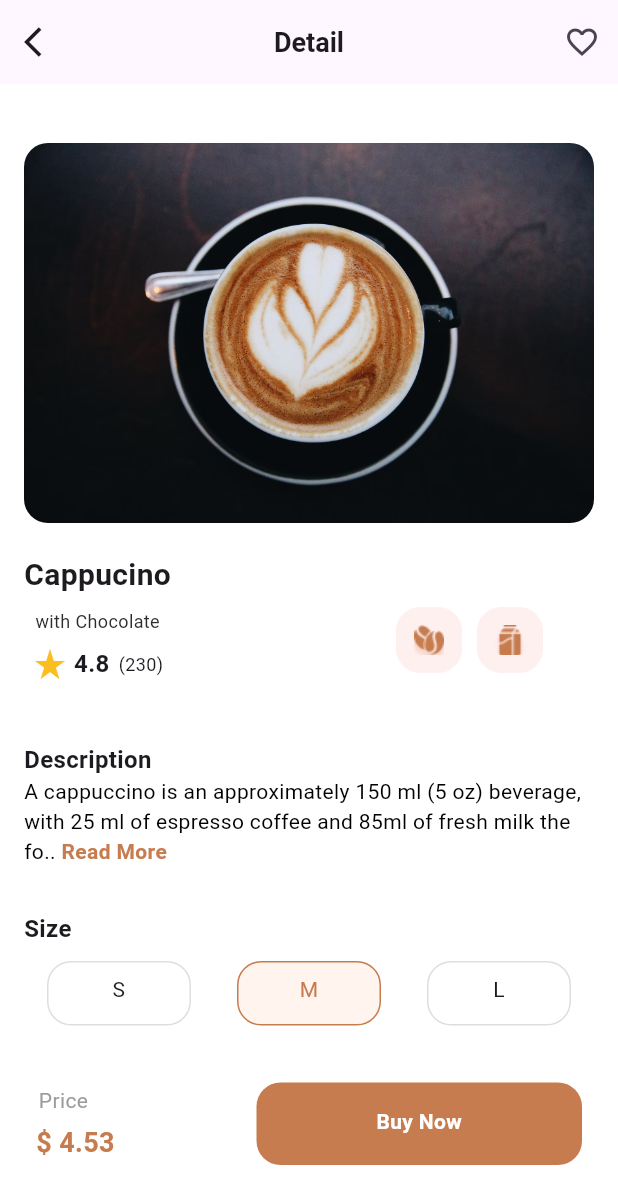
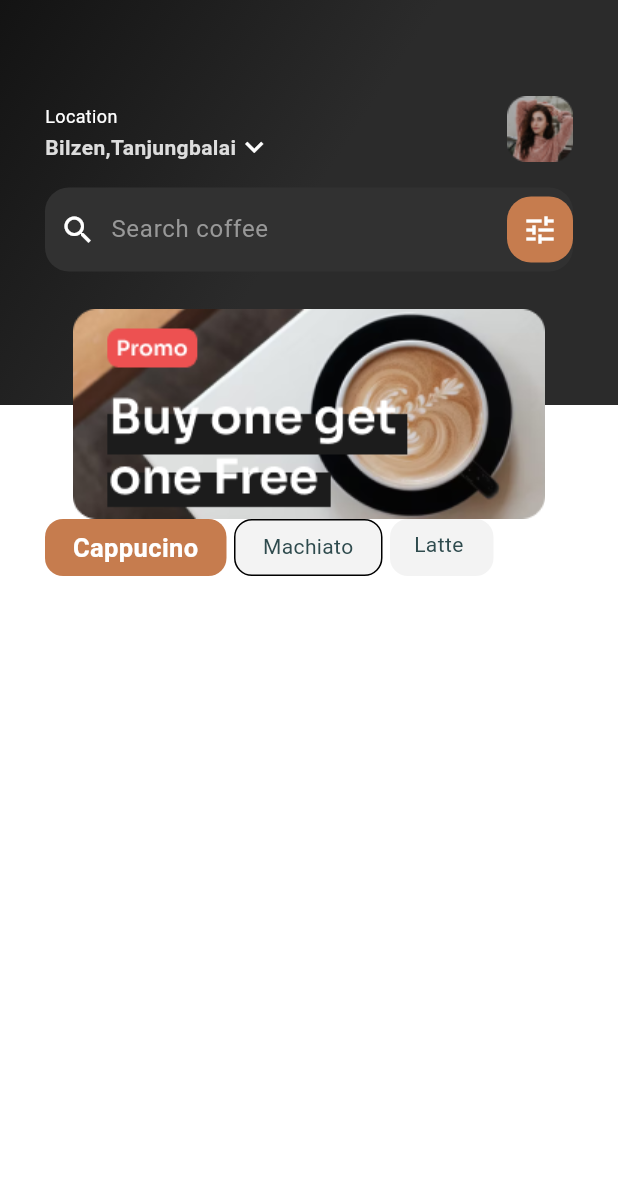
Before and after one commit to rawanabdulhayy/coffee_shop_app, a Flutter app: the screen it shows after launch, on a phone screen of 412 x 824 dp. Shown: the top 1204 px of the screen. Run offline on Flutter 3.47's test engine with Material 3 defaults, Android fonts, the phone set to English and light mode, and no system bars.

Commit message:
banner and what's beyond in home page done

```diff
--- a/lib/details_screen.dart
+++ b/lib/details_screen.dart
@@ -1,71 +1,3 @@
-// import 'package:flutter/material.dart';
-//
-// class DetailsScreen extends StatelessWidget {
-//   const DetailsScreen({super.key});
-//
-//   @override
-//   Widget build(BuildContext context) {
-//     return Scaffold(
-//       backgroundColor: Colors.white,
-//       appBar: AppBar(
-//         // leading: IconButton(onPressed: {}, icon: Icons.arrow_back_ios),
-//         leading: IconButton(onPressed: () {}, icon: Icon(Icons.arrow_back_ios)),
-//         title: Text(
-//           "Detail",
-//           style: TextStyle(fontWeight: FontWeight.w600, fontSize: 18),
-//         ),
-//         centerTitle: true,
-//         actions: [
-//           IconButton(
-//             onPressed: () {},
-//             icon: Icon(Icons.favorite_border_outlined),
-//           ),
-//         ],
-//       ),
-//       body: Padding(
-//         padding: const EdgeInsets.all(16.0),
-//         child: Column(
-//           crossAxisAlignment: CrossAxisAlignment.start,
-//           children: [
-//             ClipRRect(
-//               borderRadius: BorderRadius.circular(16),
-//               child: Image.asset("assets/cappucino.png"),
-//             ),
-//             SizedBox(height: 10),
-//             Text(
-//               ("Cappucino"),
-//               style: TextStyle(fontSize: 20, fontWeight: FontWeight.w600),
-//             ),
-//             Text(
-//               ("with Chocolate"),
-//               style: TextStyle(
-//                 fontSize: 12,
-//                 fontWeight: FontWeight.w400,
-//                 color: Color.fromRGBO(47, 45, 44, 1),
-//               ),
-//             ),
-//             Row(
-//               children: [
-//                 Icon(Icons.star_rate, color: Color.fromRGBO(251, 190, 33, 1)),
-//                 Text(
-//                   "4.8",
-//                   style: TextStyle(fontSize: 16, fontWeight: FontWeight.w600),
-//                 ),
-//                 Text(
-//                   "(230)",
-//                   style: TextStyle(fontSize: 12, fontWeight: FontWeight.w400),
-//                 ),
-//               ],
-//             ),
-//           ],
-//         ),
-//       ),
-//     );
-//   }
-// }
-//
-// //image.asset doesn't take a border radius so neeed to be wrapped under a container if so
-// //column >> padding >>column >> text to avoid applying so many paddings for every widhet in column, how does this worl?
 import 'package:flutter/gestures.dart';
 import 'package:flutter/material.dart';
 
@@ -77,49 +9,47 @@ class DetailsScreen extends StatelessWidget {
     return Scaffold(
       backgroundColor: Colors.white,
 
-      // === App Bar Configuration ===
+      // === APP BAR CONFIGURATION ===
       appBar: AppBar(
-        // 'leading' widget typically holds the back button or navigation drawer icon.
-        // Note: 'icon:' expects a widget, so we use Icon(...), not Icons.arrow_back_ios directly.
+        // 'leading' refers to the widget on the far left of the AppBar (usually a back button).
+        // We're using an IconButton with the back arrow icon (iOS-style), wrapped inside Icon(...).
         leading: IconButton(
           onPressed: () {
-            // Add navigation pop or custom back logic here.
+            // Add custom navigation logic here (e.g. Navigator.pop(context)).
           },
           icon: Icon(Icons.arrow_back_ios),
         ),
 
-        // Title of the app bar.
+        // The title displayed in the center of the AppBar.
         title: const Text(
           "Detail",
           style: TextStyle(fontWeight: FontWeight.w600, fontSize: 18),
         ),
-        centerTitle: true, // Center the title in the AppBar (iOS-style)
-        // Action buttons on the right side of the AppBar
+        centerTitle: true, // Aligns the title to the center — common on iOS.
+
+        // Right-side icon buttons (actions) in the AppBar.
         actions: [
           IconButton(
             onPressed: () {
-              // Handle favorite action here
+              // Action logic for when the favorite icon is tapped.
             },
             icon: Icon(Icons.favorite_border_outlined),
           ),
         ],
       ),
 
-      // === Body Section ===
+      // === BODY SECTION ===
       body: Padding(
-        // Rather than padding each child individually inside the Column,
-        // wrap the entire Column in a single Padding widget.
-        // This makes the layout cleaner and more maintainable.
+        // Adds consistent padding around the entire Column instead of padding each element separately.
         padding: const EdgeInsets.all(16.0),
 
         child: Column(
-          crossAxisAlignment:
-              CrossAxisAlignment.start, // Align children to the left
-          mainAxisAlignment: MainAxisAlignment.center,
+          crossAxisAlignment: CrossAxisAlignment.start, // Aligns children to the left side.
+          mainAxisAlignment: MainAxisAlignment.center, // Vertically centers the Column content (can be adjusted).
           children: [
-            // === Product Image with Border Radius ===
-            // Image.asset doesn't accept a borderRadius directly,
-            // so we wrap it with ClipRRect to apply rounded corners visually.
+            // === PRODUCT IMAGE WITH ROUNDED CORNERS ===
+            // Since Image.asset doesn’t support borderRadius directly,
+            // we wrap it in ClipRRect to apply rounded corners.
             Center(
               child: ClipRRect(
                 borderRadius: BorderRadius.circular(16),
@@ -127,12 +57,14 @@ class DetailsScreen extends StatelessWidget {
               ),
             ),
 
-            const SizedBox(height: 20), // Spacing between image and title
-            // === Product Title ===
+            const SizedBox(height: 20), // Adds vertical spacing after the image.
+
+            // === TITLE & DETAILS ROW ===
             Row(
               children: [
                 Column(
                   children: [
+                    // === PRODUCT NAME ===
                     const Text(
                       "Cappucino",
                       style: TextStyle(
@@ -140,9 +72,9 @@ class DetailsScreen extends StatelessWidget {
                         fontWeight: FontWeight.w600,
                       ),
                     ),
-                    const SizedBox(height: 8),
+                    const SizedBox(height: 8), // Spacing between title and subtitle.
 
-                    // === Subtitle (e.g. flavor or description) ===
+                    // === FLAVOR DESCRIPTION ===
                     const Text(
                       "with Chocolate",
                       style: TextStyle(
@@ -151,20 +83,14 @@ class DetailsScreen extends StatelessWidget {
                         color: Color.fromRGBO(47, 45, 44, 1),
                       ),
                     ),
-
                     const SizedBox(height: 8),
 
-                    // === Ratings Row ===
+                    // === STAR RATING WITH COUNT ===
                     Row(
                       children: const [
                         Icon(
                           Icons.star_rate,
-                          color: Color.fromRGBO(
-                            251,
-                            190,
-                            33,
-                            1,
-                          ), // Star gold color
+                          color: Color.fromRGBO(251, 190, 33, 1), // Yellow star color.
                         ),
                         SizedBox(width: 4),
                         Text(
@@ -186,7 +112,10 @@ class DetailsScreen extends StatelessWidget {
                     ),
                   ],
                 ),
-                SizedBox(width: 150,),
+
+                SizedBox(width: 150), // Spacing between title section and icon buttons on the right.
+
+                // === ICON BUTTONS (EXTRA FEATURES) ===
                 Column(
                   mainAxisAlignment: MainAxisAlignment.end,
                   children: [
@@ -194,6 +123,7 @@ class DetailsScreen extends StatelessWidget {
                       padding: const EdgeInsets.only(top: 30.0),
                       child: Row(
                         children: [
+                          // Icon 1 (e.g., customization icon)
                           Container(
                             width: 44,
                             height: 44,
@@ -203,7 +133,8 @@ class DetailsScreen extends StatelessWidget {
                             ),
                             child: Image.asset("assets/icon1.png"),
                           ),
-                          SizedBox(width: 10,),
+                          SizedBox(width: 10),
+                          // Icon 2 (e.g., ingredients icon)
                           Container(
                             width: 44,
                             height: 44,
@@ -222,24 +153,31 @@ class DetailsScreen extends StatelessWidget {
             ),
 
             SizedBox(height: 40),
-            Text("Description", style: TextStyle(fontSize: 16, fontWeight: FontWeight.w600),),
-            // Text(
-            //   "A cappuccino is an approximately 150 ml (5 oz) beverage, with 25 ml of espresso coffee and 85ml of fresh milk the fo.. Read More",
-            // ),
+
+            // === DESCRIPTION SECTION ===
+            Text(
+              "Description",
+              style: TextStyle(fontSize: 16, fontWeight: FontWeight.w600),
+            ),
+
+            // === DESCRIPTION TEXT WITH STYLED "READ MORE" ===
+            // Use Text.rich with TextSpan to allow mixed styles within the same paragraph.
             Text.rich(
               TextSpan(
-                text: 'A cappuccino is an approximately 150 ml (5 oz) beverage, with 25 ml of espresso coffee and 85ml of fresh milk the fo.. ',
-                style: TextStyle(color: Colors.black),
+                text:
+                'A cappuccino is an approximately 150 ml (5 oz) beverage, with 25 ml of espresso coffee and 85ml of fresh milk the fo.. ',
+                style: TextStyle(color: Colors.black), // Normal text style
                 children: [
                   TextSpan(
                     text: 'Read More',
                     style: TextStyle(
-                      color: Color.fromRGBO(198, 124, 78, 1),
+                      color: Color.fromRGBO(198, 124, 78, 1), // Highlight color
                       fontWeight: FontWeight.bold,
                     ),
-                    recognizer: TapGestureRecognizer()..onTap = () {
-                      // Add your navigation or expansion logic here
-                    },
+                    recognizer: TapGestureRecognizer()
+                      ..onTap = () {
+                        // You can add navigation or expandable logic here
+                      },
                   ),
                 ],
               ),
@@ -247,44 +185,40 @@ class DetailsScreen extends StatelessWidget {
 
             SizedBox(height: 30),
 
-            Text("Size", style: TextStyle(fontSize: 16, fontWeight: FontWeight.w600),),
+            // === SIZE SELECTOR ===
+            Text(
+              "Size",
+              style: TextStyle(fontSize: 16, fontWeight: FontWeight.w600),
+            ),
             SizedBox(height: 10),
             Row(
               mainAxisAlignment: MainAxisAlignment.spaceAround,
               children: [
+                // Size S — Not selected (default border)
                 Container(
                   height: 43,
                   width: 96,
+                  decoration: BoxDecoration(
+                    border: Border.all(
+                      color: Color.fromRGBO(222, 222, 222, 1),
+                      width: 1,
+                    ),
+                    borderRadius: BorderRadius.circular(16),
+                  ),
                   child: Padding(
                     padding: const EdgeInsets.all(8.0),
                     child: Text("S", textAlign: TextAlign.center),
                   ),
-                  decoration: BoxDecoration(
-                    border: Border.all(
-                      color: Color.fromRGBO(
-                        222,
-                        222,
-                        222,
-                        1,
-                      ), // 👈 or any color you like
-                      width: 1, // optional: change border thickness
-                    ),
-                    borderRadius: BorderRadius.circular(16),
-                  ),
                 ),
+                // Size M — Selected (highlighted background and border)
                 Container(
                   height: 43,
                   width: 96,
                   decoration: BoxDecoration(
                     color: Color.fromRGBO(255, 245, 238, 1),
                     border: Border.all(
-                      color: Color.fromRGBO(
-                        198,
-                        124,
-                        78,
-                        1,
-                      ), // 👈 or any color you like
-                      width: 1, // optional: change border thickness
+                      color: Color.fromRGBO(198, 124, 78, 1),
+                      width: 1,
                     ),
                     borderRadius: BorderRadius.circular(16),
                   ),
@@ -297,18 +231,14 @@ class DetailsScreen extends StatelessWidget {
                     ),
                   ),
                 ),
+                // Size L — Not selected (default border)
                 Container(
                   height: 43,
                   width: 96,
                   decoration: BoxDecoration(
                     border: Border.all(
-                      color: Color.fromRGBO(
-                        222,
-                        222,
-                        222,
-                        1,
-                      ), // 👈 or any color you like
-                      width: 1, // optional: change border thickness
+                      color: Color.fromRGBO(222, 222, 222, 1),
+                      width: 1,
                     ),
                     borderRadius: BorderRadius.circular(16),
                   ),
@@ -319,7 +249,10 @@ class DetailsScreen extends StatelessWidget {
                 ),
               ],
             ),
+
             SizedBox(height: 30),
+
+            // === PRICE & BUY BUTTON ===
             Padding(
               padding: const EdgeInsets.all(8.0),
               child: Row(
@@ -330,7 +263,14 @@ class DetailsScreen extends StatelessWidget {
                     children: [
                       Padding(
                         padding: const EdgeInsets.only(right: 16.0),
-                        child: Text("Price", style: TextStyle(fontSize: 14,fontWeight: FontWeight.w400, color: Color.fromRGBO(155, 155, 155, 1)),),
+                        child: Text(
+                          "Price",
+                          style: TextStyle(
+                            fontSize: 14,
+                            fontWeight: FontWeight.w400,
+                            color: Color.fromRGBO(155, 155, 155, 1),
+                          ),
+                        ),
                       ),
                       SizedBox(height: 5),
                       Text(
@@ -338,21 +278,30 @@ class DetailsScreen extends StatelessWidget {
                         style: TextStyle(
                           color: Color.fromRGBO(198, 124, 78, 1),
                           fontWeight: FontWeight.w600,
-                          fontSize: 18
+                          fontSize: 18,
                         ),
                       ),
                     ],
                   ),
+
+                  // Buy Now Button
                   Container(
                     width: 217,
                     height: 55,
-                    child: Padding(
-                      padding: const EdgeInsets.all(16.0),
-                      child: Text("Buy Now", textAlign: TextAlign.center, style: TextStyle(color: Colors.white,fontWeight: FontWeight.w600),),
-                    ),
                     decoration: BoxDecoration(
                       color: Color.fromRGBO(198, 124, 78, 1),
                       borderRadius: BorderRadius.circular(16),
+                    ),
+                    child: Padding(
+                      padding: const EdgeInsets.all(16.0),
+                      child: Text(
+                        "Buy Now",
+                        textAlign: TextAlign.center,
+                        style: TextStyle(
+                          color: Colors.white,
+                          fontWeight: FontWeight.w600,
+                        ),
+                      ),
                     ),
                   ),
                 ],
--- /dev/null
+++ b/lib/home_page.dart
@@ -0,0 +1,206 @@
+import 'package:flutter/material.dart';
+
+class HomePage extends StatelessWidget {
+  const HomePage({super.key});
+
+  @override
+  Widget build(BuildContext context) {
+    return Scaffold(
+      backgroundColor: Colors.white,
+      body: Stack(
+        children: [
+          //layer 1 -- Gradient Container
+          Container(
+            height: 270,
+            width: double.infinity,
+            decoration: BoxDecoration(
+              //gradient is a property inside of the BoxDecoration
+              gradient: LinearGradient(
+                begin: Alignment.topLeft,
+                end: Alignment.bottomRight,
+                colors: [
+                  //order matters in how colors are displayed
+                  //doesn't have to be only a couple, but multiple
+                  Color.fromRGBO(19, 19, 19, 1),
+                  Color.fromRGBO(43, 43, 43, 1),
+                  Color.fromRGBO(43, 43, 43, 1),
+                ],
+              ),
+            ),
+          ),
+
+          //layer 2 -- Column for the rest of the page
+          //we had the padding on row because photo and column are all padded, but top 69 vs 62?
+          Padding(
+            padding: const EdgeInsets.only(top: 62.0, left: 30, right: 30),
+            child: Column(
+              children: [
+                //Writings and Picture on top
+                Row(
+                  children: [
+                    Column(
+                      crossAxisAlignment:
+                          CrossAxisAlignment
+                              .start, // Add this to align text to left
+                      children: [
+                        Padding(
+                          //62 + 7 = 69, voila!
+                          padding: const EdgeInsets.only(top: 7.0, left: 0),
+                          child: Text(
+                            "Location",
+                            style: TextStyle(
+                              fontWeight: FontWeight.w400,
+                              fontSize: 12,
+                              color: Colors.white,
+                            ),
+                          ),
+                        ),
+                        Row(
+                          children: [
+                            Text(
+                              "Bilzen,Tanjungbalai",
+                              style: TextStyle(
+                                color: Color.fromRGBO(221, 221, 221, 1),
+                                fontSize: 14,
+                                fontWeight: FontWeight.w600,
+                              ),
+                            ),
+                            Icon(
+                              Icons.keyboard_arrow_down,
+                              color: Colors.white,
+                            ),
+                          ],
+                        ),
+                      ],
+                    ),
+                    Spacer(),
+                    Image.asset("assets/avatar.png"),
+                  ],
+                ),
+                //some widgets can be given colors on their static state and upon interaction
+                //search bars are an example of such.
+                //search bars take backgroundColor, leading icon, shape, elevation, padding, msmhash actions like the appbar but trailing.
+                SizedBox(height: 15),
+                SearchBar(
+                  elevation: WidgetStateProperty.all(0),
+                  padding: WidgetStateProperty.all(
+                    EdgeInsets.only(left: 10, right: 0),
+                  ),
+                  backgroundColor: WidgetStateProperty.all(
+                    Color.fromRGBO(49, 49, 49, 1),
+                  ),
+                  shape: WidgetStateProperty.all(
+                    RoundedRectangleBorder(
+                      borderRadius: BorderRadius.circular(16),
+                    ),
+                  ),
+                  leading: Icon(Icons.search, color: Colors.white),
+                  trailing: [
+                    Container(
+                      height: 44,
+                      width: 44,
+                      decoration: BoxDecoration(
+                        color: Color.fromRGBO(198, 124, 78, 1),
+                        borderRadius: BorderRadius.circular(16),
+                      ),
+                      child: Icon(Icons.tune, color: Colors.white),
+                    ),
+                  ],
+                  hintText: 'Search coffee',
+                  hintStyle: WidgetStateProperty.all(
+                    TextStyle(color: Color.fromRGBO(152, 152, 152, 1)),
+                  ),
+                  textStyle: WidgetStateProperty.all(
+                    TextStyle(color: Colors.white),
+                  ),
+                ),
+                SizedBox(height: 25),
+                Image.asset("assets/banner.png"),
+                Padding(
+                  padding: const EdgeInsets.symmetric(horizontal: .0, ),
+                  child: Row(
+                    children: [
+                      Container(
+                        width: 121,
+                        height: 38,
+                        decoration: BoxDecoration(
+                          color: Color.fromRGBO(198, 124, 78, 1),
+                          borderRadius: BorderRadius.circular(12),
+                        ),
+                        child: Padding(
+                          padding: const EdgeInsets.symmetric(
+                            horizontal: 0.0,
+                            vertical: 7,
+                          ),
+                          child: Text(
+                            textAlign: TextAlign.center,
+
+                            "Cappucino",
+                            style: TextStyle(
+                              fontSize: 17,
+                              fontWeight: FontWeight.w600,
+                              color: Colors.white,
+                            ),
+                          ),
+                        ),
+                      ),
+                      SizedBox(width: 5),
+                      Container(
+                        width: 99,
+                        height: 38,
+                        decoration: BoxDecoration(
+                          color: Color.fromRGBO(243, 243, 243, 1),
+                          borderRadius: BorderRadius.circular(12),
+                          border: Border.all(),
+                        ),
+                        child: Padding(
+                          padding: const EdgeInsets.symmetric(
+                            horizontal: 0.0,
+                            vertical: 7,
+                          ),
+                          child: Text(
+                            "Machiato",
+                            textAlign: TextAlign.center,
+                            style: TextStyle(
+                              fontSize: 14,
+                              fontWeight: FontWeight.w400,
+                              color: Color.fromRGBO(47, 75, 78, 1),
+                            ),
+                          ),
+                        ),
+                      ),
+                      SizedBox(width: 5),
+
+                      Container(
+                        width: 69,
+                        height: 38,
+                        decoration: BoxDecoration(
+                          color: Color.fromRGBO(243, 243, 243, 1),
+                          borderRadius: BorderRadius.circular(12),
+                        ),
+                        child: Padding(
+                          padding: const EdgeInsets.symmetric(
+                            horizontal: 16.0,
+                            vertical: 7,
+                          ),
+                          child: Text(
+                            "Latte",
+                            style: TextStyle(
+                              fontSize: 14,
+                              fontWeight: FontWeight.w400,
+                              color: Color.fromRGBO(47, 75, 78, 1),
+                            ),
+                          ),
+                        ),
+                      ),
+                    ],
+                  ),
+                ),
+              ],
+            ),
+          ),
+        ],
+      ),
+    );
+  }
+}
--- a/lib/main.dart
+++ b/lib/main.dart
@@ -2,6 +2,8 @@ import 'package:flutter/material.dart';
 import 'package:session_8/details_screen.dart';
 import 'package:session_8/orders.dart';
 import 'package:session_8/splash_screen.dart';
+
+import 'home_page.dart';
 
 void main() {
   runApp(const MyApp());
@@ -19,7 +21,7 @@ class MyApp extends StatelessWidget {
       theme: ThemeData(
         colorScheme: ColorScheme.fromSeed(seedColor: Colors.deepPurple),
       ),
-      home: DetailsScreen(),
+      home: HomePage(),
     );
   }
 }
```
Also changed, not shown: assets/avatar.png (added), assets/banner.png (added).
